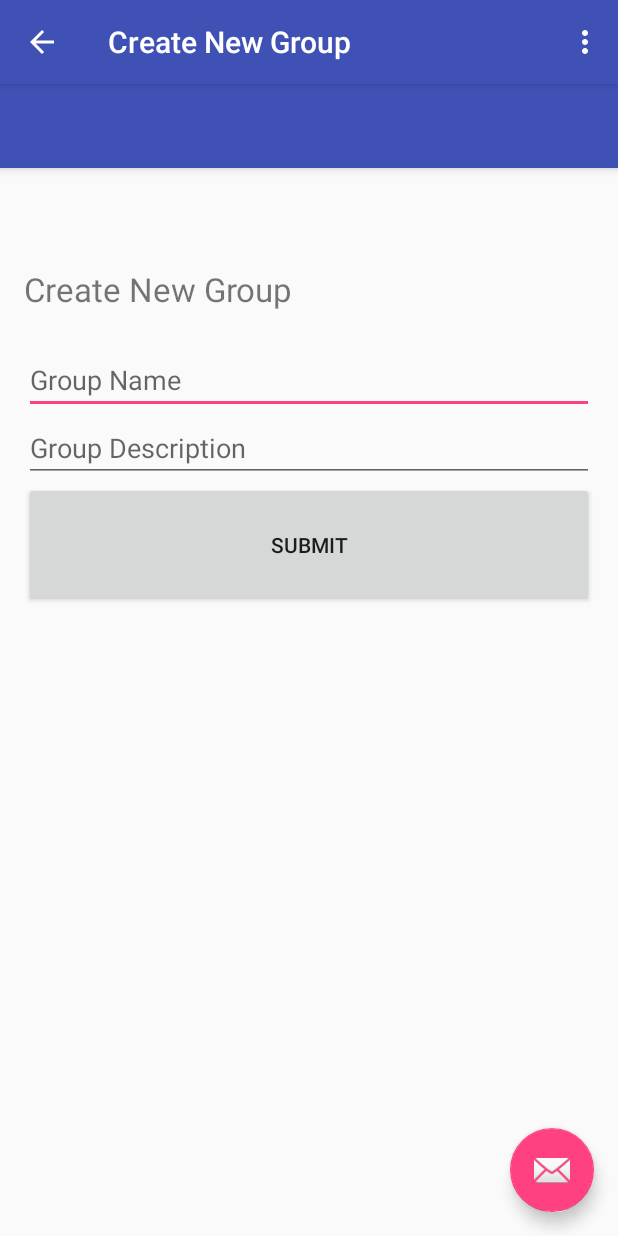
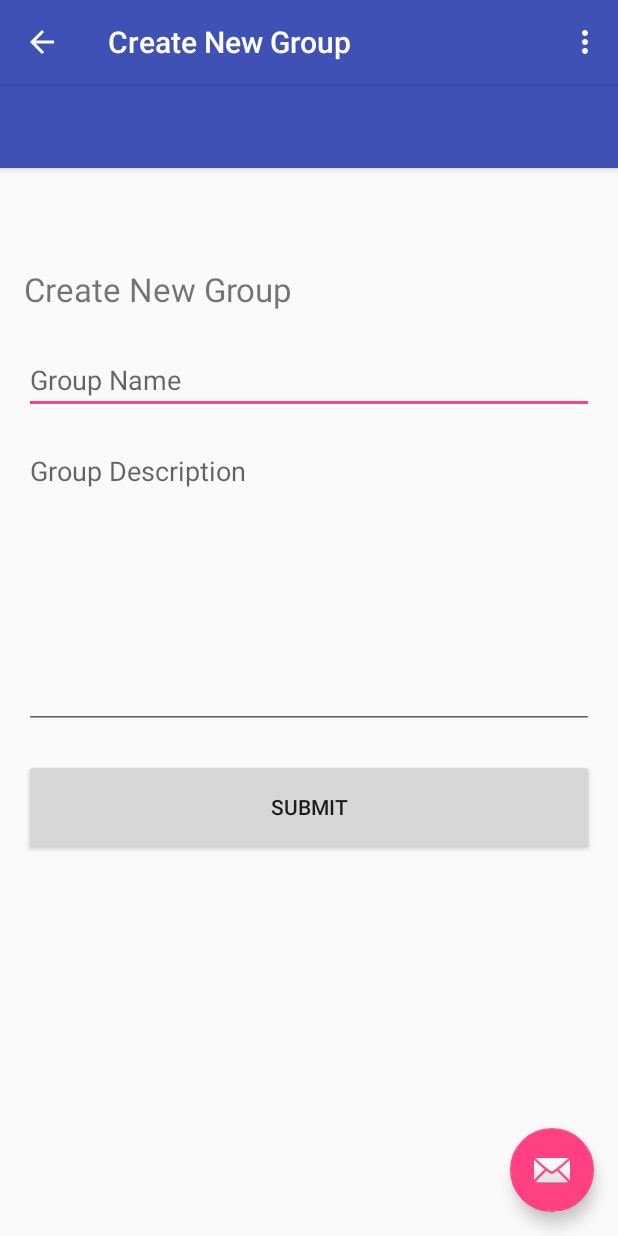
Before and after one commit to ucsdCSE110wi16/CSE110M260T8, an Android app: the CreatGroupActivity screen opened directly, with no data from a screen before it, on a phone screen of 412 x 824 dp. Run offline under Robolectric (Android 15) with nearby library versions, the light colour scheme and no system bars; libraries missing offline, so code that uses them is left out: com.firebase.client.

Commit message:
Changed layout for creategroup

```diff
--- a/app/src/main/res/layout/content_creat_group.xml
+++ b/app/src/main/res/layout/content_creat_group.xml
@@ -27,6 +27,7 @@
             android:layout_weight="0.05">
         </TextView>
         <EditText
+            android:layout_marginTop="10dp"
             android:id="@+id/EditTextName"
             android:layout_height="wrap_content"
             android:hint="@string/groupname"
@@ -35,14 +36,18 @@
         </EditText>
 
         <EditText
+            android:layout_marginTop="15dp"
+            android:inputType="textMultiLine"
+            android:lines="8"
             android:layout_width="match_parent"
             android:layout_height="wrap_content"
-            android:inputType="text"
             android:hint="@string/groupgoal"
             android:ems="10"
-            android:id="@+id/EditTextDesc" />
+            android:id="@+id/EditTextDesc"
+            android:gravity="top|left"/>
 
         <Button
+            android:layout_marginTop="20dp"
             android:id="@+id/Submit"
             android:layout_height="36dp"
             android:text="@string/submit"
```
